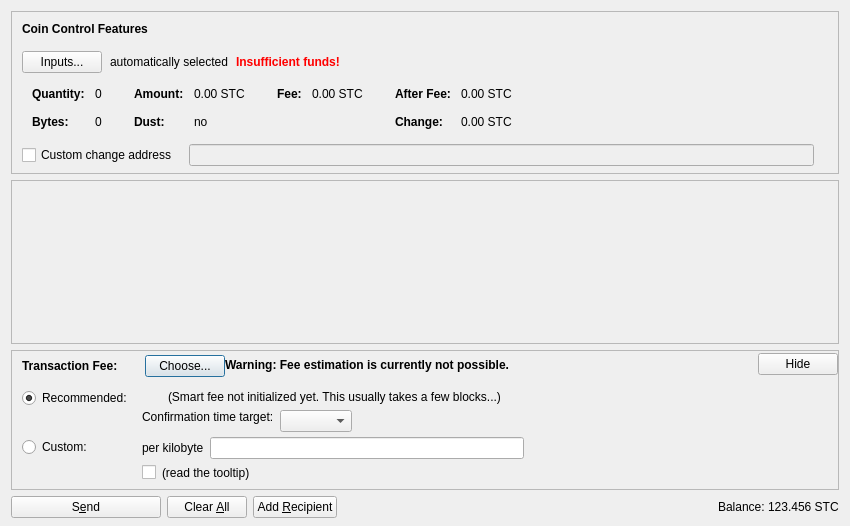
Before: the Qt Designer form src/qt/forms/sendcoinsdialog.ui in minblock/satcoin, drawn with Qt 5.
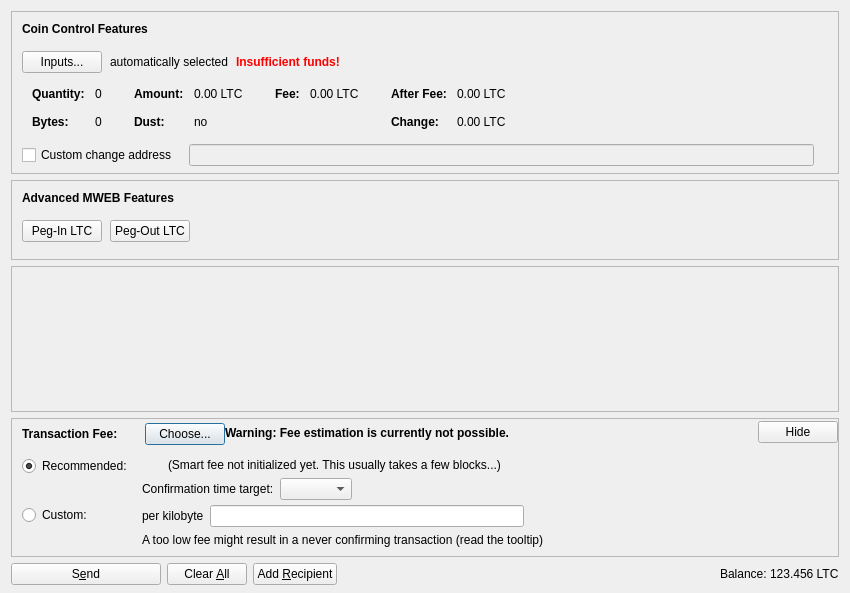
After: the same form once the commit is applied. Icons and pictures are not drawn. Custom widgets are drawn as their Qt base class.

Patch:
```diff
--- a/src/qt/forms/sendcoinsdialog.ui
+++ b/src/qt/forms/sendcoinsdialog.ui
@@ -7,13 +7,13 @@
     <x>0</x>
     <y>0</y>
     <width>850</width>
-    <height>526</height>
+    <height>593</height>
    </rect>
   </property>
   <property name="windowTitle">
    <string>Send Coins</string>
   </property>
-  <layout class="QVBoxLayout" name="verticalLayout" stretch="0,1,0,0">
+  <layout class="QVBoxLayout" name="verticalLayout" stretch="0,0,1,0,0">
    <property name="bottomMargin">
     <number>8</number>
    </property>
@@ -324,7 +324,7 @@
                   <enum>Qt::ActionsContextMenu</enum>
                  </property>
                  <property name="text">
-                  <string notr="true">0.00 STC</string>
+                  <string notr="true">0.00 LTC</string>
                  </property>
                  <property name="textInteractionFlags">
                   <set>Qt::LinksAccessibleByMouse|Qt::TextSelectableByKeyboard|Qt::TextSelectableByMouse</set>
@@ -404,7 +404,7 @@
                   <enum>Qt::ActionsContextMenu</enum>
                  </property>
                  <property name="text">
-                  <string notr="true">0.00 STC</string>
+                  <string notr="true">0.00 LTC</string>
                  </property>
                  <property name="textInteractionFlags">
                   <set>Qt::LinksAccessibleByMouse|Qt::TextSelectableByKeyboard|Qt::TextSelectableByMouse</set>
@@ -455,7 +455,7 @@
                   <enum>Qt::ActionsContextMenu</enum>
                  </property>
                  <property name="text">
-                  <string notr="true">0.00 STC</string>
+                  <string notr="true">0.00 LTC</string>
                  </property>
                  <property name="textInteractionFlags">
                   <set>Qt::LinksAccessibleByMouse|Qt::TextSelectableByKeyboard|Qt::TextSelectableByMouse</set>
@@ -484,7 +484,7 @@
                   <enum>Qt::ActionsContextMenu</enum>
                  </property>
                  <property name="text">
-                  <string notr="true">0.00 STC</string>
+                  <string notr="true">0.00 LTC</string>
                  </property>
                  <property name="textInteractionFlags">
                   <set>Qt::LinksAccessibleByMouse|Qt::TextSelectableByKeyboard|Qt::TextSelectableByMouse</set>
@@ -577,6 +577,155 @@
      </layout>
     </widget>
    </item>
+   <item>
+    <widget class="QFrame" name="frameMWEBFeatures">
+     <property name="sizePolicy">
+      <sizepolicy hsizetype="Expanding" vsizetype="Expanding">
+       <horstretch>0</horstretch>
+       <verstretch>0</verstretch>
+      </sizepolicy>
+     </property>
+     <property name="maximumSize">
+      <size>
+       <width>16777215</width>
+       <height>16777215</height>
+      </size>
+     </property>
+     <property name="frameShape">
+      <enum>QFrame::StyledPanel</enum>
+     </property>
+     <property name="frameShadow">
+      <enum>QFrame::Sunken</enum>
+     </property>
+     <layout class="QVBoxLayout" name="verticalLayoutMWEBFeatures2">
+      <property name="spacing">
+       <number>0</number>
+      </property>
+      <property name="leftMargin">
+       <number>0</number>
+      </property>
+      <property name="topMargin">
+       <number>0</number>
+      </property>
+      <property name="rightMargin">
+       <number>0</number>
+      </property>
+      <property name="bottomMargin">
+       <number>6</number>
+      </property>
+      <item>
+       <layout class="QVBoxLayout" name="verticalLayoutMWEBFeatures" stretch="0,0,1">
+        <property name="spacing">
+         <number>0</number>
+        </property>
+        <property name="leftMargin">
+         <number>10</number>
+        </property>
+        <property name="topMargin">
+         <number>10</number>
+        </property>
+        <item>
+         <layout class="QHBoxLayout" name="horizontalLayoutMWEBFeatures1">
+          <property name="bottomMargin">
+           <number>15</number>
+          </property>
+          <item>
+           <widget class="QLabel" name="labelMWEBFeatures">
+            <property name="sizePolicy">
+             <sizepolicy hsizetype="Preferred" vsizetype="Maximum">
+              <horstretch>0</horstretch>
+              <verstretch>0</verstretch>
+             </sizepolicy>
+            </property>
+            <property name="font">
+             <font>
+              <weight>75</weight>
+              <bold>true</bold>
+             </font>
+            </property>
+            <property name="styleSheet">
+             <string notr="true">font-weight:bold;</string>
+            </property>
+            <property name="text">
+             <string>Advanced MWEB Features</string>
+            </property>
+           </widget>
+          </item>
+         </layout>
+        </item>
+        <item>
+         <layout class="QHBoxLayout" name="horizontalLayoutMWEBFeatures2" stretch="0,0,0">
+          <property name="spacing">
+           <number>8</number>
+          </property>
+          <property name="bottomMargin">
+           <number>10</number>
+          </property>
+          <item>
+           <widget class="QPushButton" name="pushButtonMWEBPegIn">
+            <property name="styleSheet">
+             <string notr="true"/>
+            </property>
+            <property name="text">
+             <string>Peg-In LTC</string>
+            </property>
+            <property name="checkable">
+             <bool>true</bool>
+            </property>
+            <property name="autoDefault">
+             <bool>false</bool>
+            </property>
+           </widget>
+          </item>
+          <item>
+           <widget class="QPushButton" name="pushButtonMWEBPegOut">
+            <property name="styleSheet">
+             <string notr="true"/>
+            </property>
+            <property name="text">
+             <string>Peg-Out LTC</string>
+            </property>
+            <property name="checkable">
+             <bool>true</bool>
+            </property>
+            <property name="autoDefault">
+             <bool>false</bool>
+            </property>
+           </widget>
+          </item>
+          <item>
+           <spacer name="horizontalSpacerMWEBFeatures">
+            <property name="orientation">
+             <enum>Qt::Horizontal</enum>
+            </property>
+            <property name="sizeHint" stdset="0">
+             <size>
+              <width>40</width>
+              <height>1</height>
+             </size>
+            </property>
+           </spacer>
+          </item>
+         </layout>
+        </item>
+        <item>
+         <spacer name="verticalSpacerMWEBFeatures">
+          <property name="orientation">
+           <enum>Qt::Vertical</enum>
+          </property>
+          <property name="sizeHint" stdset="0">
+           <size>
+            <width>800</width>
+            <height>1</height>
+           </size>
+          </property>
+         </spacer>
+        </item>
+       </layout>
+      </item>
+     </layout>
+    </widget>
+   </item>
    <item>
     <widget class="QScrollArea" name="scrollArea">
      <property name="widgetResizable">
@@ -588,7 +737,7 @@
         <x>0</x>
         <y>0</y>
         <width>830</width>
-        <height>104</height>
+        <height>68</height>
        </rect>
       </property>
       <layout class="QVBoxLayout" name="verticalLayout_2" stretch="0,1">
@@ -878,17 +1027,7 @@
                <item>
                 <layout class="QHBoxLayout" name="horizontalLayoutFee8">
                  <item>
-                  <widget class="QCheckBox" name="checkBoxMinimumFee">
-                   <property name="toolTip">
-                    <string>Paying only the minimum fee is just fine as long as there is less transaction volume than space in the blocks. But be aware that this can end up in a never confirming transaction once there is more demand for satellite transactions than the network can process.</string>
-                   </property>
-                   <property name="text">
-                    <string/>
-                   </property>
-                  </widget>
-                 </item>
-                 <item>
-                  <widget class="QLabel" name="labelMinFeeWarning">
+                  <widget class="QLabel" name="labelCustomFeeWarning">
                    <property name="enabled">
                     <bool>true</bool>
                    </property>
@@ -896,10 +1035,7 @@
                     <string>Paying only the minimum fee is just fine as long as there is less transaction volume than space in the blocks. But be aware that this can end up in a never confirming transaction once there is more demand for satellite transactions than the network can process.</string>
                    </property>
                    <property name="text">
-                    <string>(read the tooltip)</string>
-                   </property>
-                   <property name="margin">
-                    <number>5</number>
+                    <string>A too low fee might result in a never confirming transaction (read the tooltip)</string>
                    </property>
                   </widget>
                  </item>
@@ -992,9 +1128,6 @@
                    <property name="text">
                     <string/>
                    </property>
-                   <property name="margin">
-                    <number>2</number>
-                   </property>
                   </widget>
                  </item>
                  <item>
@@ -1009,9 +1142,6 @@
                    <property name="text">
                     <string>(Smart fee not initialized yet. This usually takes a few blocks...)</string>
                    </property>
-                   <property name="margin">
-                    <number>2</number>
-                   </property>
                   </widget>
                  </item>
                  <item>
@@ -1038,24 +1168,8 @@
                      <property name="text">
                       <string>Confirmation time target:</string>
                      </property>
-                     <property name="margin">
-                      <number>2</number>
-                     </property>
                     </widget>
                    </item>
-                   <item>
-                    <spacer name="verticalSpacer_3">
-                     <property name="orientation">
-                      <enum>Qt::Vertical</enum>
-                     </property>
-                     <property name="sizeHint" stdset="0">
-                      <size>
-                       <width>1</width>
-                       <height>1</height>
-                      </size>
-                     </property>
-                    </spacer>
-                   </item>
                   </layout>
                  </item>
                  <item>
@@ -1239,7 +1353,7 @@
           <cursorShape>IBeamCursor</cursorShape>
          </property>
          <property name="text">
-          <string notr="true">123.456 STC</string>
+          <string notr="true">123.456 LTC</string>
          </property>
          <property name="textInteractionFlags">
           <set>Qt::LinksAccessibleByMouse|Qt::TextSelectableByKeyboard|Qt::TextSelectableByMouse</set>
```
Left out of the diff: 6 changed lines with no effect on the pictures.
